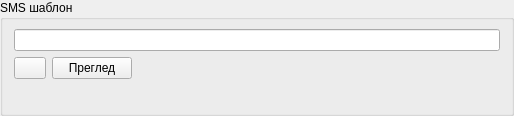
Above: src/View/SubWidgets/SMSTemplate.ui from thefinalcutbg/DinoDent before the change. Below: the same form after it.
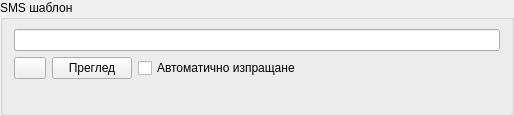
That is the form after the change.

Commit message: auto sms enabled

Patch:
```diff
--- a/src/View/SubWidgets/SMSTemplate.ui
+++ b/src/View/SubWidgets/SMSTemplate.ui
@@ -78,6 +78,13 @@
           </property>
          </widget>
         </item>
+        <item>
+         <widget class="QCheckBox" name="autoCheck">
+          <property name="text">
+           <string>Автоматично изпращане</string>
+          </property>
+         </widget>
+        </item>
         <item>
          <widget class="QLabel" name="charCountLabel">
           <property name="sizePolicy">
@@ -89,6 +96,9 @@
           <property name="text">
            <string/>
           </property>
+          <property name="alignment">
+           <set>Qt::AlignmentFlag::AlignRight|Qt::AlignmentFlag::AlignTrailing|Qt::AlignmentFlag::AlignVCenter</set>
+          </property>
          </widget>
         </item>
        </layout>
```
The commit also changes 7 other files.
